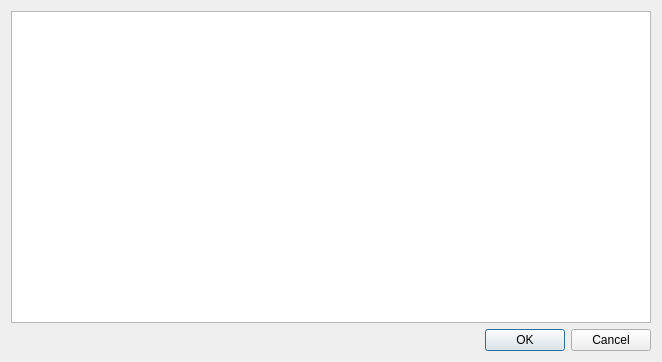
Above: interfacesdialog.ui from j4ckstraw/mSniffer before the change. Below: the same form after it.
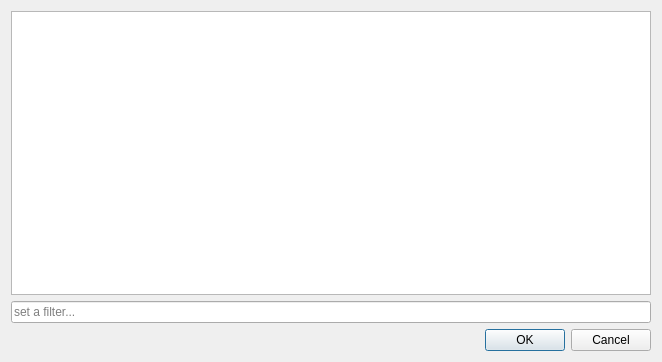
That is the form after the change.

```diff
--- a/interfacesdialog.ui
+++ b/interfacesdialog.ui
@@ -19,6 +19,13 @@
      <item>
       <widget class="QTreeView" name="treeView"/>
      </item>
+     <item>
+      <widget class="QLineEdit" name="lineEdit_filter">
+       <property name="placeholderText">
+        <string>set a filter...</string>
+       </property>
+      </widget>
+     </item>
      <item>
       <layout class="QHBoxLayout" name="horizontalLayout">
        <item>
```
